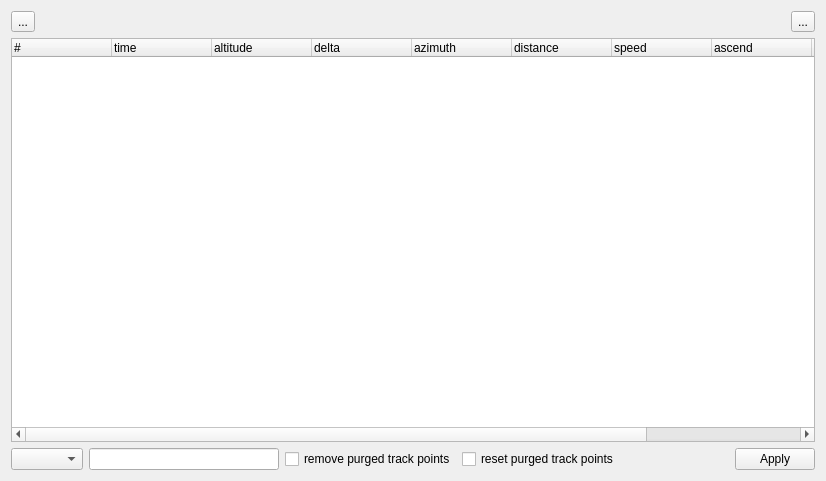
Old version of the form src/ITrackEditWidget.ui in the repository ntruchsess/QLandkarteGT.
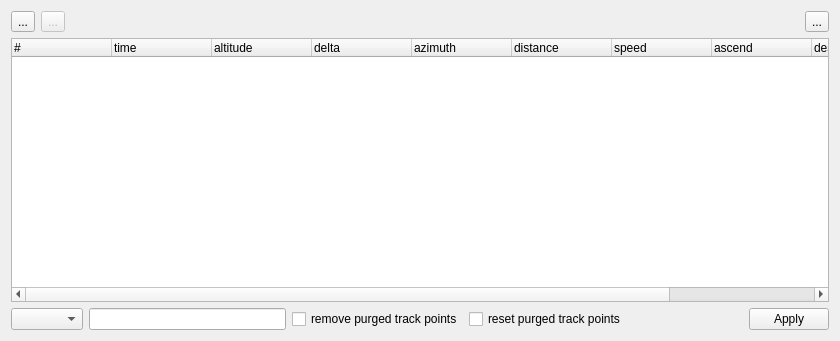
New version of the form.

Commit message: CTrackStatTrainneWidget for displaying trainingsdata.

Patch:
```diff
--- a/src/ITrackEditWidget.ui
+++ b/src/ITrackEditWidget.ui
@@ -5,16 +5,16 @@
    <rect>
     <x>0</x>
     <y>0</y>
-    <width>826</width>
-    <height>481</height>
+    <width>840</width>
+    <height>341</height>
    </rect>
   </property>
   <property name="windowTitle" >
    <string>Form</string>
   </property>
-  <layout class="QVBoxLayout" >
-   <item>
-    <layout class="QHBoxLayout" >
+  <layout class="QGridLayout" name="gridLayout" >
+   <item row="0" column="0" >
+    <layout class="QHBoxLayout" name="horizontalLayout" >
      <item>
       <widget class="QToolButton" name="toolGraph" >
        <property name="toolTip" >
@@ -25,6 +25,19 @@
        </property>
       </widget>
      </item>
+     <item>
+      <widget class="QToolButton" name="traineeGraph" >
+       <property name="enabled" >
+        <bool>false</bool>
+       </property>
+       <property name="toolTip" >
+        <string>Toggle statistics view for trainings data.</string>
+       </property>
+       <property name="text" >
+        <string>...</string>
+       </property>
+      </widget>
+     </item>
      <item>
       <spacer>
        <property name="orientation" >
@@ -32,7 +45,7 @@
        </property>
        <property name="sizeHint" stdset="0" >
         <size>
-         <width>40</width>
+         <width>718</width>
          <height>20</height>
         </size>
        </property>
@@ -59,7 +72,7 @@
      </item>
     </layout>
    </item>
-   <item>
+   <item row="1" column="0" >
     <widget class="QTreeWidget" name="treePoints" >
      <property name="alternatingRowColors" >
       <bool>true</bool>
@@ -128,7 +141,7 @@
      </column>
     </widget>
    </item>
-   <item>
+   <item row="2" column="0" >
     <layout class="QHBoxLayout" >
      <item>
       <widget class="QComboBox" name="comboColor" />
```
The commit also changes 9 other files.
